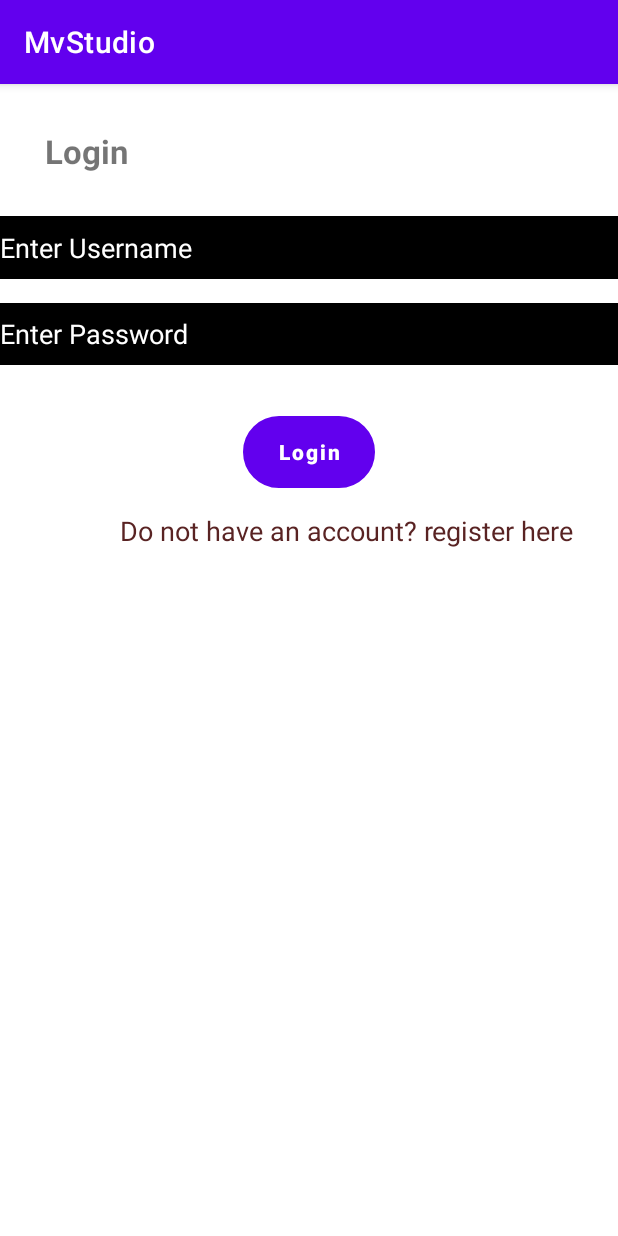
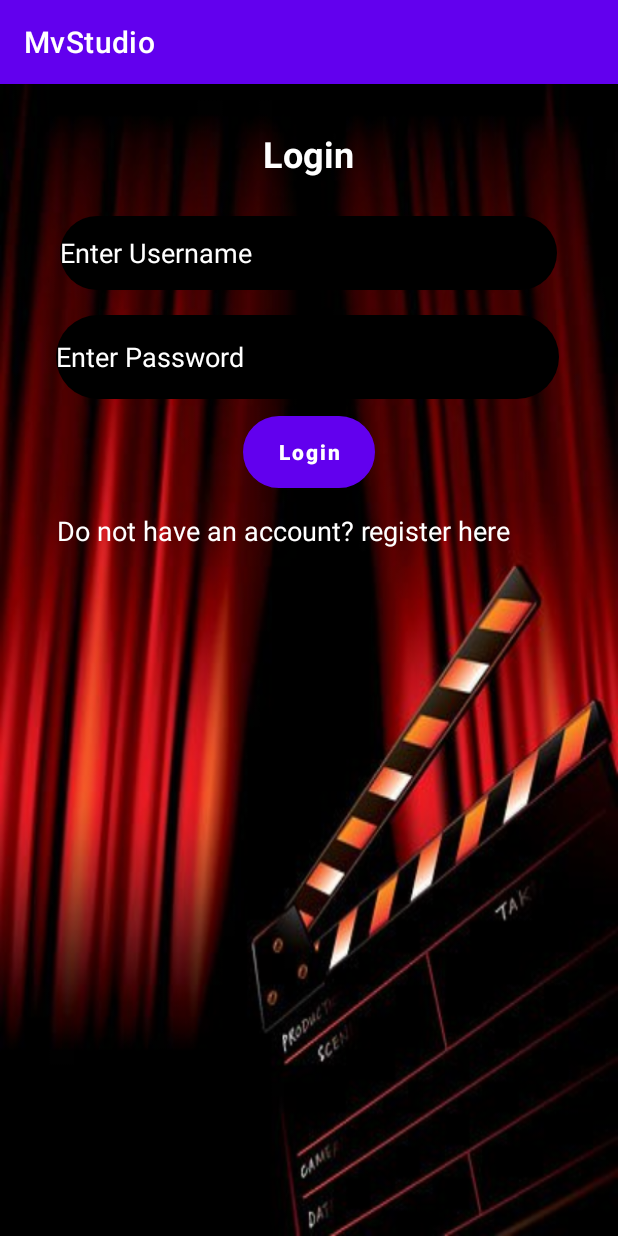
Before and after one commit to Odile078/MovieJournal2, an Android app: the screen it shows after launch (LoginActivity), on a phone screen of 412 x 824 dp. Run offline under Robolectric (Android 15) with nearby library versions, the phone set to English and light mode, and no system bars; our stand-ins replace Firebase (no records; nobody signed in at launch, a user with empty details on screens opened directly); libraries missing offline, so code that uses them is left out: com.basgeekball.awesomevalidation; Roboto replaces fonts that are not available here; 3 statements that could not run were skipped.

```diff
--- /dev/null
+++ b/app/src/main/res/drawable/login_custom.xml
@@ -0,0 +1,7 @@
+<?xml version="1.0" encoding="utf-8"?>
+<shape xmlns:android="http://schemas.android.com/apk/res/android">
+    <solid android:color="@color/black"></solid>
+    <corners android:radius="50dp" />
+
+
+</shape>
--- a/app/src/main/res/layout/activity_login.xml
+++ b/app/src/main/res/layout/activity_login.xml
@@ -4,28 +4,32 @@
     xmlns:tools="http://schemas.android.com/tools"
     android:layout_width="match_parent"
     android:layout_height="match_parent"
+    android:background="@drawable/movieposter"
     tools:context=".LoginActivity">
+
     <TextView
         android:id="@+id/tvtitle"
-        android:layout_width="match_parent"
+        android:layout_width="wrap_content"
         android:layout_height="wrap_content"
+        android:layout_centerHorizontal="true"
+        android:layout_marginStart="30dp"
+        android:layout_marginTop="30dp"
+        android:layout_marginEnd="30dp"
+        android:layout_marginBottom="30dp"
         android:text="Login"
-        app:layout_constraintStart_toStartOf="parent"
-        app:layout_constraintEnd_toEndOf="parent"
-        app:layout_constraintTop_toTopOf="parent"
-        android:textSize="22dp"
-        android:textStyle="bold"
-        android:layout_margin="30dp"/>
+        android:textColor="@color/white"
+        android:textSize="24dp"
+        android:textStyle="bold" />
 
 
     <EditText
         android:id="@+id/usernameInput"
-        android:layout_width="match_parent"
-        android:layout_height="42dp"
+        android:layout_width="331dp"
+        android:layout_height="49dp"
         android:layout_alignParentTop="true"
         android:layout_centerHorizontal="true"
         android:layout_marginTop="88dp"
-        android:background="@color/black"
+        android:background="@drawable/login_custom"
         android:hint="Enter Username"
         android:textColor="@color/teal_200"
         android:textColorHint="@color/white"
@@ -35,13 +39,14 @@
 
     <EditText
         android:id="@+id/passwordInput"
-        android:layout_width="match_parent"
-        android:layout_height="41dp"
+        android:layout_width="335dp"
+        android:layout_height="56dp"
         android:layout_alignParentTop="true"
         android:layout_alignParentEnd="true"
-        android:layout_marginTop="146dp"
-        android:layout_marginEnd="0dp"
-        android:background="@color/black"
+        android:layout_centerHorizontal="true"
+        android:layout_marginTop="154dp"
+        android:layout_marginEnd="39dp"
+        android:background="@drawable/login_custom"
         android:hint="Enter Password"
         android:textColor="@color/teal_200"
         android:textColorHint="@color/white" />
@@ -65,10 +70,10 @@
         android:layout_height="wrap_content"
         android:layout_alignParentStart="true"
         android:layout_centerHorizontal="true"
-        android:layout_marginStart="80dp"
+        android:layout_marginStart="38dp"
         android:layout_marginTop="285dp"
         android:text="Do not have an account? register here"
-        android:textColor="#592323"
+        android:textColor="@color/white"
         android:textSize="18dp"
         tools:layout_editor_absoluteY="268dp" />
 
--- a/app/src/main/res/values/strings.xml
+++ b/app/src/main/res/values/strings.xml
@@ -7,4 +7,6 @@
     <string name="close">open</string>
     <!-- TODO: Remove or change this placeholder text -->
     <string name="hello_blank_fragment">Hello blank fragment</string>
+    <string name="invalid_email">Enter Valid Email</string>
+    <string name="week_password">Password should be at least six characters!</string>
 </resources>
```
Also changed, not shown: app/src/main/java/com/example/mvstudio/LoginActivity.java (+16 -1 lines), app/src/main/java/com/example/mvstudio/RegistrationActivity.java (+16 -1 lines), app/src/main/res/layout/activity_registration.xml (+19 -14 lines), app/src/main/res/drawable/movieposter.jpg (added), app/src/main/res/drawable/movieposter2.jpg (added).
